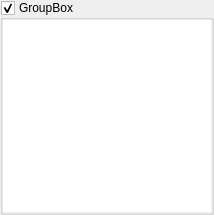
First picture: the form in uman/src/QUCoverGroup.ui, repository UltraStar-Deluxe/UltraStar-Manager, before the edit.
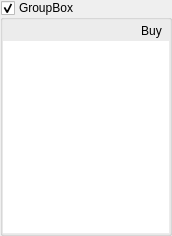
Second picture: the form after the edit. Icons and pictures are not drawn. Custom widgets are drawn as their Qt base class.

Commit message: buy button in amazon cover search added

The edit to the form file:
```diff
--- a/uman/src/QUCoverGroup.ui
+++ b/uman/src/QUCoverGroup.ui
@@ -5,8 +5,8 @@
    <rect>
     <x>0</x>
     <y>0</y>
-    <width>214</width>
-    <height>206</height>
+    <width>172</width>
+    <height>230</height>
    </rect>
   </property>
   <property name="sizePolicy" >
@@ -48,13 +48,50 @@
      <property name="checkable" >
       <bool>true</bool>
      </property>
-     <layout class="QHBoxLayout" name="horizontalLayout" >
+     <layout class="QVBoxLayout" name="verticalLayout" >
       <property name="spacing" >
        <number>0</number>
       </property>
       <property name="margin" >
        <number>0</number>
       </property>
+      <item>
+       <layout class="QHBoxLayout" name="horizontalLayout_5" >
+        <item>
+         <spacer name="horizontalSpacer" >
+          <property name="orientation" >
+           <enum>Qt::Horizontal</enum>
+          </property>
+          <property name="sizeHint" stdset="0" >
+           <size>
+            <width>40</width>
+            <height>20</height>
+           </size>
+          </property>
+         </spacer>
+        </item>
+        <item>
+         <widget class="QToolButton" name="buyBtn" >
+          <property name="toolTip" >
+           <string>Open a web browser and search for "artist title" and "artist" at Amazon.</string>
+          </property>
+          <property name="text" >
+           <string>Buy</string>
+          </property>
+          <property name="icon" >
+           <iconset resource="images/uman.qrc" >
+            <normaloff>:/control/cart.png</normaloff>:/control/cart.png</iconset>
+          </property>
+          <property name="toolButtonStyle" >
+           <enum>Qt::ToolButtonTextBesideIcon</enum>
+          </property>
+          <property name="autoRaise" >
+           <bool>true</bool>
+          </property>
+         </widget>
+        </item>
+       </layout>
+      </item>
       <item>
        <widget class="QUCoverList" name="list" >
         <property name="sizePolicy" >
```
Left out of the diff: 6 changed lines with no effect on the pictures. The commit also changes 6 other files.
